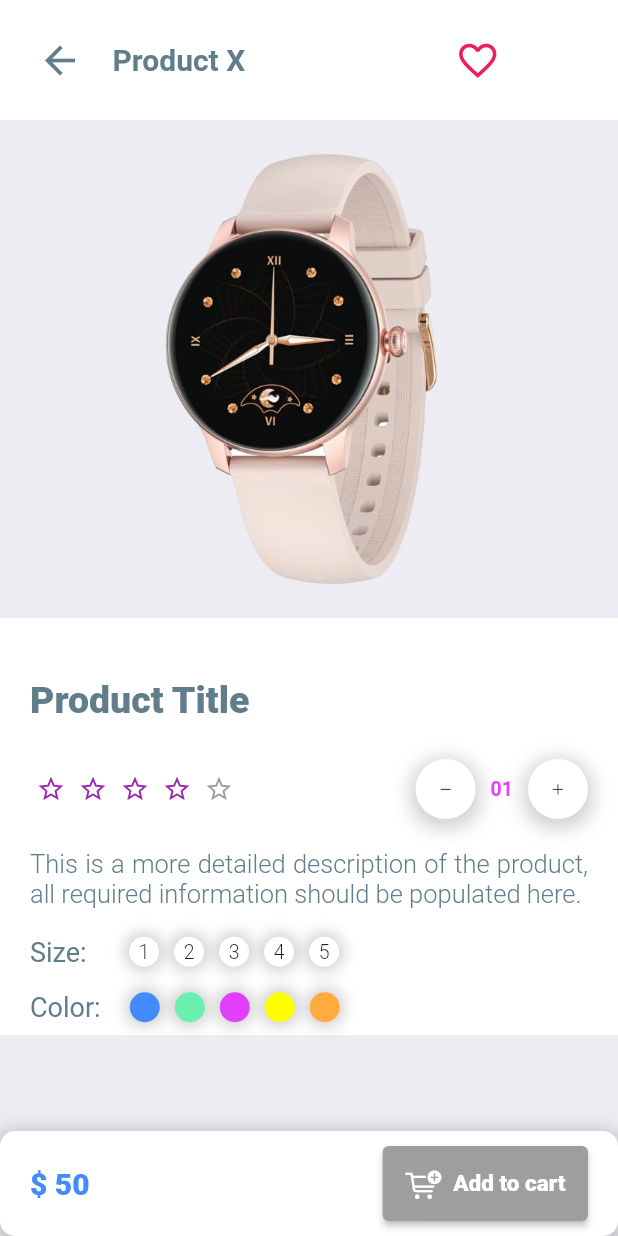
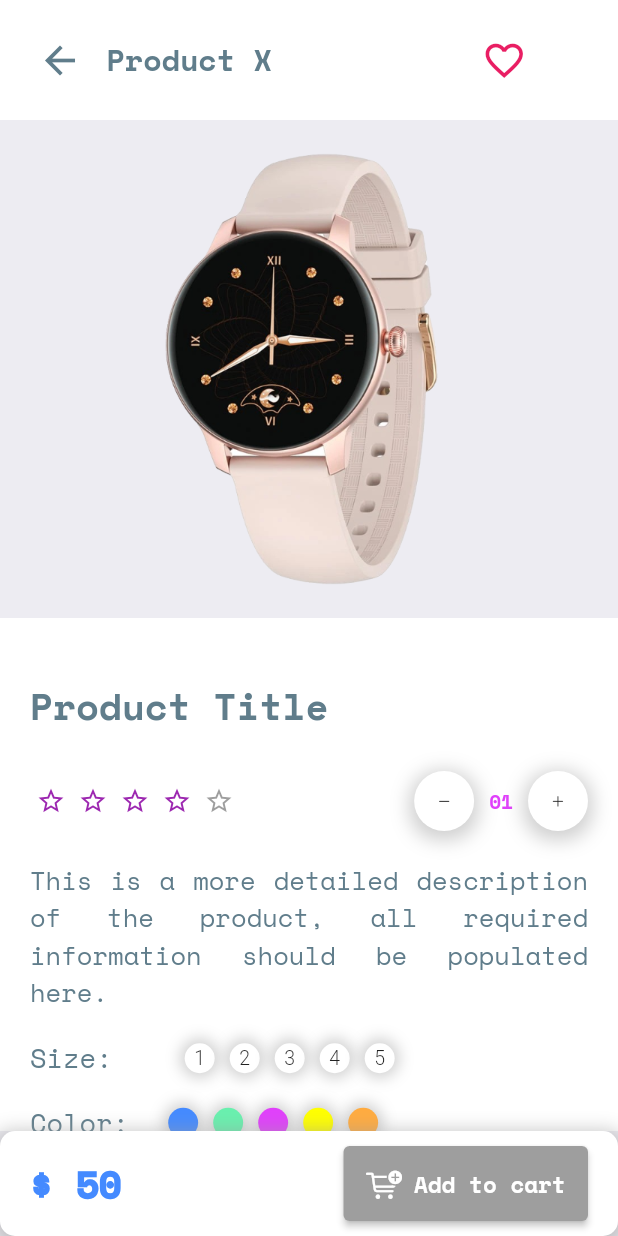
Before and after one commit to JohnGastone/One-Click, a Flutter app: the ItemPage screen opened by its route, on a phone screen of 412 x 824 dp. Run offline on Flutter 3.47's test engine with Material 2 defaults, Android fonts, the phone set to English and light mode, and no system bars; drawn by our look-alikes of flutter_rating_bar; our stand-ins replace animated_notch_bottom_bar, badges, flutter_svg, google_fonts, google_nav_bar; missing offline and left inert: clippy_flutter, curved_navigation_bar_with_label, intro_screen_onboarding_flutter.

Commit message:
Product page++

```diff
--- a/lib/pages/itemPage.dart
+++ b/lib/pages/itemPage.dart
@@ -3,7 +3,9 @@ import 'package:clippy_flutter/clippy_flutter.dart';
 import 'package:flutter/cupertino.dart';
 import 'package:flutter/material.dart';
 import 'package:flutter_rating_bar/flutter_rating_bar.dart';
+import 'package:google_fonts/google_fonts.dart';
 
+import '../models/items_model.dart';
 import '../widgets/itemNavBar.dart';
 import '../widgets/itemPageBar.dart';
 
@@ -15,6 +17,8 @@ class ItemPage extends StatelessWidget {
     Colors.yellowAccent,
     Colors.orangeAccent
   ];
+
+  List<Item> displayList = List.from(ItemList.displayList);
 
   @override
   Widget build(BuildContext context) {
@@ -42,12 +46,13 @@ class ItemPage extends StatelessWidget {
                 padding: EdgeInsets.symmetric(horizontal: 20),
                 child: Column(
                   children: [
+                    //for (int i = 1; i < 9; i++)
                     Padding(
                         padding: EdgeInsets.only(top: 40, bottom: 20),
                         child: Row(
                           children: [
                             Text('Product Title',
-                                style: TextStyle(
+                                style: GoogleFonts.spaceMono(
                                     fontSize: 25,
                                     fontWeight: FontWeight.w800,
                                     color: Colors.blueGrey)),
@@ -94,7 +99,7 @@ class ItemPage extends StatelessWidget {
                                   margin: EdgeInsets.symmetric(horizontal: 10),
                                   child: Text(
                                     '01',
-                                    style: TextStyle(
+                                    style: GoogleFonts.spaceMono(
                                         fontSize: 13,
                                         fontWeight: FontWeight.w600,
                                         color: Colors.purpleAccent),
@@ -126,7 +131,7 @@ class ItemPage extends StatelessWidget {
                       child: Text(
                         'This is a more detailed description of the product, all required information should be populated here.',
                         textAlign: TextAlign.justify,
-                        style: TextStyle(
+                        style: GoogleFonts.spaceMono(
                           fontSize: 17,
                           fontWeight: FontWeight.w300,
                           color: Colors.blueGrey,
@@ -139,7 +144,7 @@ class ItemPage extends StatelessWidget {
                         children: [
                           Text(
                             'Size:   ',
-                            style: TextStyle(
+                            style: GoogleFonts.spaceMono(
                                 fontSize: 18,
                                 fontWeight: FontWeight.w400,
                                 color: Colors.blueGrey),
@@ -180,7 +185,7 @@ class ItemPage extends StatelessWidget {
                         children: [
                           Text(
                             'Color: ',
-                            style: TextStyle(
+                            style: GoogleFonts.spaceMono(
                                 fontSize: 18,
                                 fontWeight: FontWeight.w400,
                                 color: Colors.blueGrey),
--- a/lib/widgets/itemNavBar.dart
+++ b/lib/widgets/itemNavBar.dart
@@ -2,6 +2,7 @@
 
 import 'package:flutter/cupertino.dart';
 import 'package:flutter/material.dart';
+import 'package:google_fonts/google_fonts.dart';
 
 class ItemNavBar extends StatelessWidget {
   @override
@@ -22,8 +23,8 @@ class ItemNavBar extends StatelessWidget {
       child: Row(mainAxisAlignment: MainAxisAlignment.spaceBetween, children: [
         Text(
           '\$ 50',
-          style: TextStyle(
-              fontSize: 20,
+          style: GoogleFonts.spaceMono(
+              fontSize: 25,
               fontWeight: FontWeight.w900,
               color: Colors.blueAccent),
         ),
@@ -32,7 +33,8 @@ class ItemNavBar extends StatelessWidget {
           icon: Icon(CupertinoIcons.cart_badge_plus),
           label: Text(
             "Add to cart",
-            style: TextStyle(fontSize: 15, fontWeight: FontWeight.w800),
+            style: GoogleFonts.spaceMono(
+                fontSize: 15, fontWeight: FontWeight.w800),
           ),
           style: ButtonStyle(
               backgroundColor: MaterialStateProperty.all(Colors.grey),
--- a/lib/widgets/itemPageBar.dart
+++ b/lib/widgets/itemPageBar.dart
@@ -1,6 +1,7 @@
 // ignore_for_file: prefer_const_constructors, file_names
 
 import 'package:flutter/material.dart';
+import 'package:google_fonts/google_fonts.dart';
 
 class ItemPageBar extends StatelessWidget {
   const ItemPageBar({super.key});
@@ -23,9 +24,9 @@ class ItemPageBar extends StatelessWidget {
             ),
           ),
           Padding(
-            padding: EdgeInsets.only(left: 20),
+            padding: EdgeInsets.only(left: 16),
             child: Text('Product X',
-                style: TextStyle(
+                style: GoogleFonts.spaceMono(
                   fontSize: 20,
                   fontWeight: FontWeight.bold,
                   color: Colors.blueGrey,
```
